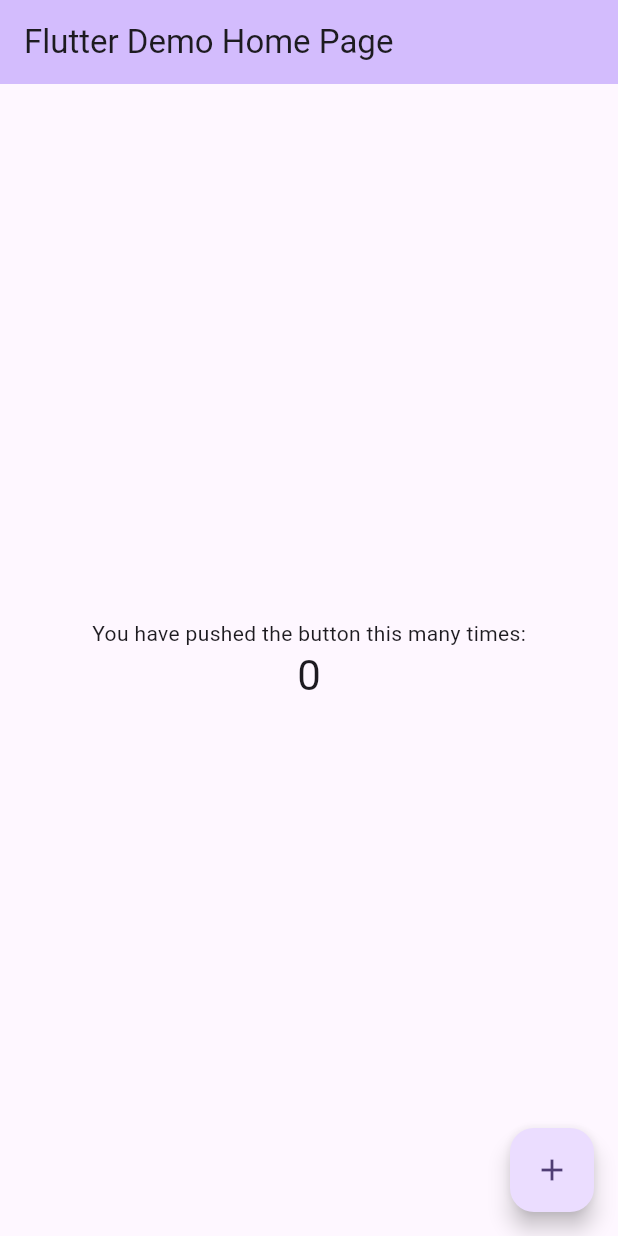
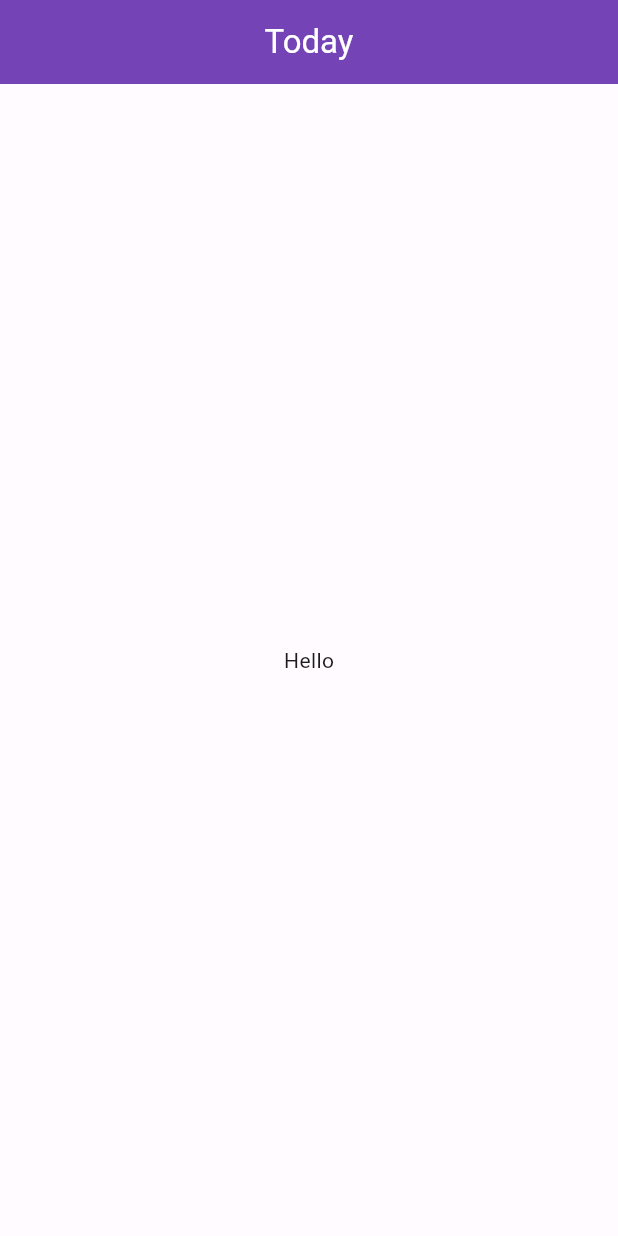
Before and after one commit to jasonly027/DisWeek, a Flutter app: the screen it shows after launch, on a phone screen of 412 x 824 dp. Run offline on Flutter 3.47's test engine with Material 2 defaults, Android fonts, the light colour scheme and no system bars.

Commit message:
Generated Material Design Theme from https://m3.material.io/

```diff
--- a/lib/main.dart
+++ b/lib/main.dart
@@ -1,125 +1,53 @@
 import 'package:flutter/material.dart';
+import 'theme/color_schemes.g.dart';
 
 void main() {
-  runApp(const MyApp());
+  runApp(const DisWeek());
 }
 
-class MyApp extends StatelessWidget {
-  const MyApp({super.key});
+class DisWeek extends StatelessWidget {
+  const DisWeek({super.key});
 
-  // This widget is the root of your application.
   @override
   Widget build(BuildContext context) {
     return MaterialApp(
-      title: 'Flutter Demo',
-      theme: ThemeData(
-        // This is the theme of your application.
-        //
-        // TRY THIS: Try running your application with "flutter run". You'll see
-        // the application has a blue toolbar. Then, without quitting the app,
-        // try changing the seedColor in the colorScheme below to Colors.green
-        // and then invoke "hot reload" (save your changes or press the "hot
-        // reload" button in a Flutter-supported IDE, or press "r" if you used
-        // the command line to start the app).
-        //
-        // Notice that the counter didn't reset back to zero; the application
-        // state is not lost during the reload. To reset the state, use hot
-        // restart instead.
-        //
-        // This works for code too, not just values: Most code changes can be
-        // tested with just a hot reload.
-        colorScheme: ColorScheme.fromSeed(seedColor: Colors.deepPurple),
-        useMaterial3: true,
-      ),
-      home: const MyHomePage(title: 'Flutter Demo Home Page'),
+      title: 'DisWeek',
+      theme: ThemeData(useMaterial3: true, colorScheme: lightColorScheme),
+      darkTheme: ThemeData(useMaterial3: true, colorScheme: darkColorScheme),
+      home: const Notes(title: 'Today'),
     );
   }
 }
 
-class MyHomePage extends StatefulWidget {
-  const MyHomePage({super.key, required this.title});
-
-  // This widget is the home page of your application. It is stateful, meaning
-  // that it has a State object (defined below) that contains fields that affect
-  // how it looks.
-
-  // This class is the configuration for the state. It holds the values (in this
-  // case the title) provided by the parent (in this case the App widget) and
-  // used by the build method of the State. Fields in a Widget subclass are
-  // always marked "final".
-
+class Notes extends StatefulWidget {
+  const Notes({super.key, required this.title});
   final String title;
 
   @override
-  State<MyHomePage> createState() => _MyHomePageState();
+  State<Notes> createState() => _NotesState();
 }
 
-class _MyHomePageState extends State<MyHomePage> {
-  int _counter = 0;
+class _NotesState extends State<Notes> {
 
-  void _incrementCounter() {
-    setState(() {
-      // This call to setState tells the Flutter framework that something has
-      // changed in this State, which causes it to rerun the build method below
-      // so that the display can reflect the updated values. If we changed
-      // _counter without calling setState(), then the build method would not be
-      // called again, and so nothing would appear to happen.
-      _counter++;
-    });
-  }
 
   @override
   Widget build(BuildContext context) {
-    // This method is rerun every time setState is called, for instance as done
-    // by the _incrementCounter method above.
-    //
-    // The Flutter framework has been optimized to make rerunning build methods
-    // fast, so that you can just rebuild anything that needs updating rather
-    // than having to individually change instances of widgets.
     return Scaffold(
       appBar: AppBar(
-        // TRY THIS: Try changing the color here to a specific color (to
-        // Colors.amber, perhaps?) and trigger a hot reload to see the AppBar
-        // change color while the other colors stay the same.
-        backgroundColor: Theme.of(context).colorScheme.inversePrimary,
-        // Here we take the value from the MyHomePage object that was created by
-        // the App.build method, and use it to set our appbar title.
-        title: Text(widget.title),
+        backgroundColor: Theme.of(context).colorScheme.primary,
+        title: Center(
+          child: Text(widget.title,
+              style: TextStyle(color: Theme.of(context).colorScheme.onPrimary)),
+        ),
       ),
-      body: Center(
-        // Center is a layout widget. It takes a single child and positions it
-        // in the middle of the parent.
+      body: const Center(
         child: Column(
-          // Column is also a layout widget. It takes a list of children and
-          // arranges them vertically. By default, it sizes itself to fit its
-          // children horizontally, and tries to be as tall as its parent.
-          //
-          // Column has various properties to control how it sizes itself and
-          // how it positions its children. Here we use mainAxisAlignment to
-          // center the children vertically; the main axis here is the vertical
-          // axis because Columns are vertical (the cross axis would be
-          // horizontal).
-          //
-          // TRY THIS: Invoke "debug painting" (choose the "Toggle Debug Paint"
-          // action in the IDE, or press "p" in the console), to see the
-          // wireframe for each widget.
           mainAxisAlignment: MainAxisAlignment.center,
           children: <Widget>[
-            const Text(
-              'You have pushed the button this many times:',
-            ),
-            Text(
-              '$_counter',
-              style: Theme.of(context).textTheme.headlineMedium,
-            ),
+            Text("Hello"),
           ],
         ),
       ),
-      floatingActionButton: FloatingActionButton(
-        onPressed: _incrementCounter,
-        tooltip: 'Increment',
-        child: const Icon(Icons.add),
-      ), // This trailing comma makes auto-formatting nicer for build methods.
     );
   }
 }
--- a/pubspec.yaml
+++ b/pubspec.yaml
@@ -30,6 +30,7 @@ environment:
 dependencies:
   flutter:
     sdk: flutter
+  sqflite: ^2.2.8+4
 
 
   # The following adds the Cupertino Icons font to your application.
```
Also changed, not shown: lib/theme/color_schemes.g.dart (added), pubspec.lock, 2 other files.
